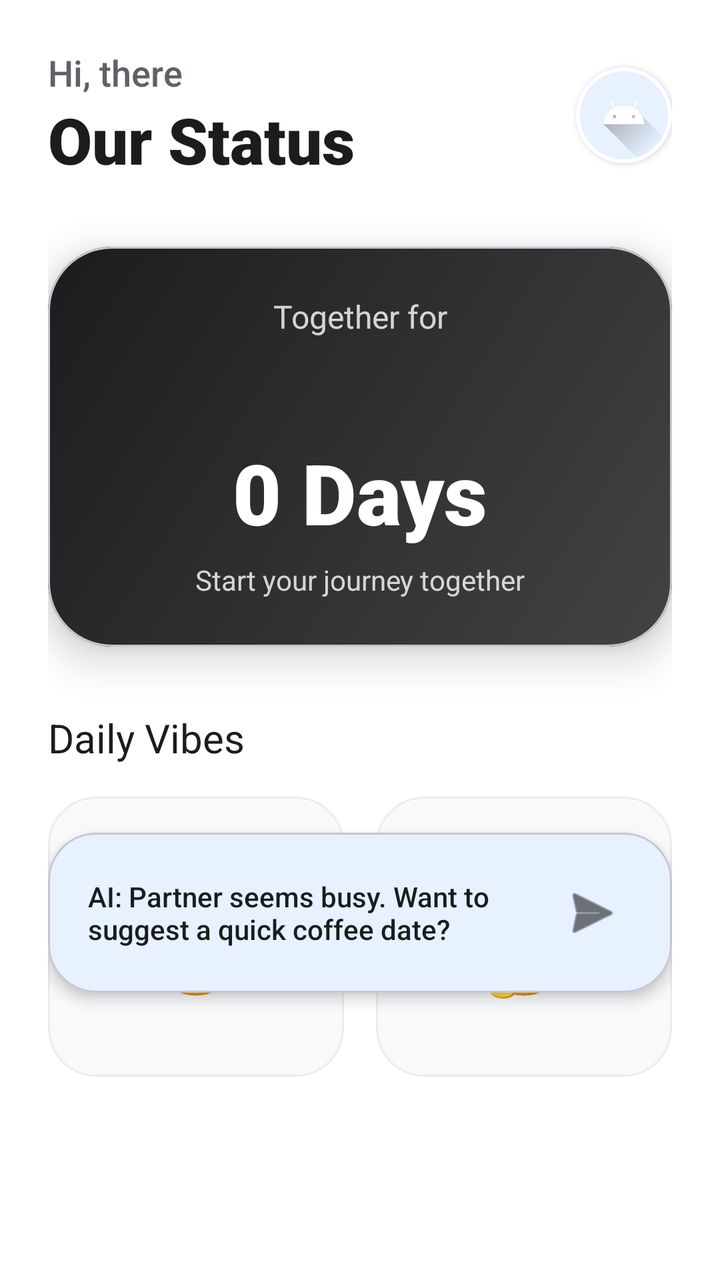
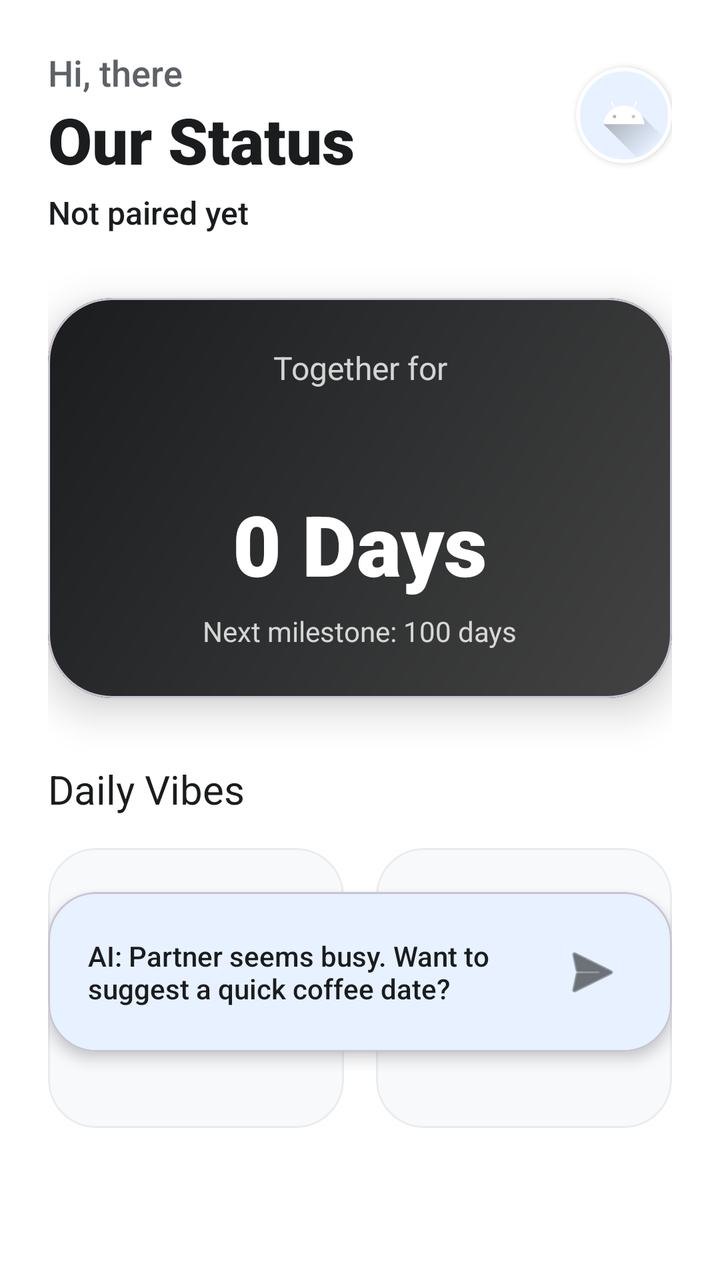

Screens rendered from an Android XML layout before and after an edit, with the pre-edit source and the edit as a unified diff.
<!-- AndroidManifest.xml: application theme Theme.Readmebot -->
<!-- res/layout/fragment_home.xml -->
<?xml version="1.0" encoding="utf-8"?>
<androidx.core.widget.NestedScrollView xmlns:android="http://schemas.android.com/apk/res/android"
    xmlns:app="http://schemas.android.com/apk/res-auto"
    xmlns:tools="http://schemas.android.com/tools"
    android:layout_width="match_parent"
    android:layout_height="match_parent"
    android:background="@color/background"
    android:clipToPadding="false"
    android:padding="24dp">

    <androidx.constraintlayout.widget.ConstraintLayout
        android:layout_width="match_parent"
        android:layout_height="wrap_content">

        
        <TextView
            android:id="@+id/tv_greeting"
            android:layout_width="wrap_content"
            android:layout_height="wrap_content"
            android:fontFamily="sans-serif-medium"
            android:text="Hi, there"
            android:textColor="@color/secondary"
            android:textSize="18sp"
            app:layout_constraintStart_toStartOf="parent"
            app:layout_constraintTop_toTopOf="parent" />

        <TextView
            android:id="@+id/tv_status_title"
            android:layout_width="wrap_content"
            android:layout_height="wrap_content"
            android:fontFamily="sans-serif-black"
            android:text="Our Status"
            android:textColor="@color/primary"
            android:textSize="32sp"
            app:layout_constraintStart_toStartOf="parent"
            app:layout_constraintTop_toBottomOf="@id/tv_greeting" />

        
        <com.google.android.material.card.MaterialCardView
            android:id="@+id/card_profile_wrapper"
            android:layout_width="48dp"
            android:layout_height="48dp"
            app:cardCornerRadius="24dp"
            app:cardElevation="2dp"
            app:strokeWidth="2dp"
            app:strokeColor="@color/white"
            app:layout_constraintEnd_toEndOf="parent"
            app:layout_constraintTop_toTopOf="@id/tv_greeting"
            app:layout_constraintBottom_toBottomOf="@id/tv_status_title">
            <ImageView
                android:id="@+id/iv_user_profile"
                android:layout_width="match_parent"
                android:layout_height="match_parent"
                android:scaleType="centerCrop"
                android:src="@drawable/ic_launcher_foreground"
                android:background="@color/accent_soft_blue"
                android:clickable="true"
                android:focusable="true" />
        </com.google.android.material.card.MaterialCardView>

        
        <com.google.android.material.card.MaterialCardView
            android:id="@+id/card_journey"
            android:layout_width="match_parent"
            android:layout_height="200dp"
            android:layout_marginTop="32dp"
            app:cardCornerRadius="32dp"
            app:cardElevation="12dp"
            app:layout_constraintTop_toBottomOf="@id/tv_status_title">

            <androidx.constraintlayout.widget.ConstraintLayout
                android:layout_width="match_parent"
                android:layout_height="match_parent"
                android:background="@drawable/bg_gradient_premium">

                <TextView
                    android:id="@+id/tv_journey_label"
                    android:layout_width="wrap_content"
                    android:layout_height="wrap_content"
                    android:layout_marginTop="24dp"
                    android:alpha="0.8"
                    android:text="Together for"
                    android:textColor="@color/white"
                    android:textSize="16sp"
                    app:layout_constraintEnd_toEndOf="parent"
                    app:layout_constraintStart_toStartOf="parent"
                    app:layout_constraintTop_toTopOf="parent" />

                <TextView
                    android:id="@+id/tv_journey_counter"
                    android:layout_width="wrap_content"
                    android:layout_height="wrap_content"
                    android:fontFamily="sans-serif-black"
                    android:text="0 Days"
                    android:textColor="@color/white"
                    android:textSize="42sp"
                    app:layout_constraintBottom_toBottomOf="parent"
                    app:layout_constraintEnd_toEndOf="parent"
                    app:layout_constraintStart_toStartOf="parent"
                    app:layout_constraintTop_toBottomOf="@id/tv_journey_label" />

                <TextView
                    android:layout_width="wrap_content"
                    android:layout_height="wrap_content"
                    android:layout_marginBottom="24dp"
                    android:alpha="0.8"
                    android:text="Start your journey together"
                    android:textColor="@color/white"
                    android:textSize="14sp"
                    app:layout_constraintBottom_toBottomOf="parent"
                    app:layout_constraintEnd_toEndOf="parent"
                    app:layout_constraintStart_toStartOf="parent" />

            </androidx.constraintlayout.widget.ConstraintLayout>
        </com.google.android.material.card.MaterialCardView>

        
        <TextView
            android:id="@+id/tv_mood_label"
            android:layout_width="wrap_content"
            android:layout_height="wrap_content"
            android:layout_marginTop="32dp"
            android:fontFamily="sans-serif-bold"
            android:text="Daily Vibes"
            android:textColor="@color/primary"
            android:textSize="20sp"
            app:layout_constraintStart_toStartOf="parent"
            app:layout_constraintTop_toBottomOf="@id/card_journey" />

        <LinearLayout
            android:layout_width="match_parent"
            android:layout_height="wrap_content"
            android:layout_marginTop="16dp"
            android:orientation="horizontal"
            app:layout_constraintTop_toBottomOf="@id/tv_mood_label">

            
            <com.google.android.material.card.MaterialCardView
                android:id="@+id/card_my_mood"
                android:layout_width="0dp"
                android:layout_height="140dp"
                android:layout_marginEnd="8dp"
                android:layout_weight="1"
                app:cardCornerRadius="24dp"
                app:cardElevation="0dp"
                app:strokeWidth="1dp"
                app:strokeColor="@color/surface_variant">
                <LinearLayout
                    android:layout_width="match_parent"
                    android:layout_height="match_parent"
                    android:gravity="center"
                    android:orientation="vertical">
                    <TextView
                        android:layout_width="wrap_content"
                        android:layout_height="wrap_content"
                        android:text="Me"
                        android:textColor="@color/secondary"
                        android:textSize="14sp" />
                    <TextView
                        android:id="@+id/tv_my_mood_emoji"
                        android:layout_width="wrap_content"
                        android:layout_height="wrap_content"
                        android:text="😊"
                        android:textSize="36sp" />
                </LinearLayout>
            </com.google.android.material.card.MaterialCardView>

            
            <com.google.android.material.card.MaterialCardView
                android:id="@+id/card_partner_mood"
                android:layout_width="0dp"
                android:layout_height="140dp"
                android:layout_marginStart="8dp"
                android:layout_weight="1"
                app:cardCornerRadius="24dp"
                app:cardElevation="0dp"
                app:strokeWidth="1dp"
                app:strokeColor="@color/surface_variant">
                <LinearLayout
                    android:layout_width="match_parent"
                    android:layout_height="match_parent"
                    android:gravity="center"
                    android:orientation="vertical">
                    <TextView
                        android:layout_width="wrap_content"
                        android:layout_height="wrap_content"
                        android:text="Partner"
                        android:textColor="@color/secondary"
                        android:textSize="14sp" />
                    <TextView
                        android:id="@+id/tv_partner_mood_emoji"
                        android:layout_width="wrap_content"
                        android:layout_height="wrap_content"
                        android:text="🤔"
                        android:textSize="36sp" />
                </LinearLayout>
            </com.google.android.material.card.MaterialCardView>
        </LinearLayout>

        
        <com.google.android.material.card.MaterialCardView
            android:id="@+id/card_ai_suggestion"
            android:layout_width="match_parent"
            android:layout_height="wrap_content"
            android:layout_marginTop="24dp"
            android:layout_marginBottom="32dp"
            app:cardCornerRadius="24dp"
            app:cardElevation="4dp"
            app:layout_constraintTop_toBottomOf="@id/tv_mood_label"
            app:layout_constraintBottom_toBottomOf="parent">
            <LinearLayout
                android:layout_width="match_parent"
                android:layout_height="wrap_content"
                android:background="@color/accent_soft_blue"
                android:padding="20dp"
                android:orientation="horizontal"
                android:gravity="center_vertical">
                <TextView
                    android:layout_width="0dp"
                    android:layout_height="wrap_content"
                    android:layout_weight="1"
                    android:text="AI: Partner seems busy. Want to suggest a quick coffee date?"
                    android:textColor="@color/primary"
                    android:fontFamily="sans-serif-medium" />
                <ImageButton
                    android:layout_width="40dp"
                    android:layout_height="40dp"
                    android:src="@android:drawable/ic_menu_send"
                    android:background="?attr/selectableItemBackgroundBorderless"
                    app:tint="@color/primary" />
            </LinearLayout>
        </com.google.android.material.card.MaterialCardView>

    </androidx.constraintlayout.widget.ConstraintLayout>
</androidx.core.widget.NestedScrollView>
<!-- resources referenced by this layout -->
<resources>
  <color name="accent_soft_blue">#E7F1FF</color>
  <color name="background">#FFFFFF</color>
  <color name="primary">#1A1C1E</color>
  <color name="secondary">#5E6267</color>
  <color name="surface_variant">#E9ECEF</color>
  <color name="white">#FFFFFFFF</color>
  <!-- drawable bg_gradient_premium (drawable) -->
  <?xml version="1.0" encoding="utf-8"?>
  <shape xmlns:android="http://schemas.android.com/apk/res/android"
      android:shape="rectangle">
      <gradient
          android:angle="135"
          android:endColor="#1A1C1E"
          android:startColor="#434343"
          android:type="linear" />
      <corners android:radius="32dp" />
  </shape>
  <!-- drawable ic_launcher_foreground (drawable) -->
  <vector xmlns:android="http://schemas.android.com/apk/res/android"
      xmlns:aapt="http://schemas.android.com/aapt"
      android:width="108dp"
      android:height="108dp"
      android:viewportWidth="108"
      android:viewportHeight="108">
      <path android:pathData="M31,63.928c0,0 6.4,-11 12.1,-13.1c7.2,-2.6 26,-1.4 26,-1.4l38.1,38.1L107,108.928l-32,-1L31,63.928z">
          <aapt:attr name="android:fillColor">
              <gradient
                  android:endX="85.84757"
                  android:endY="92.4963"
                  android:startX="42.9492"
                  android:startY="49.59793"
                  android:type="linear">
                  <item
                      android:color="#44000000"
                      android:offset="0.0" />
                  <item
                      android:color="#00000000"
                      android:offset="1.0" />
              </gradient>
          </aapt:attr>
      </path>
      <path
          android:fillColor="#FFFFFF"
          android:fillType="nonZero"
          android:pathData="M65.3,45.828l3.8,-6.6c0.2,-0.4 0.1,-0.9 -0.3,-1.1c-0.4,-0.2 -0.9,-0.1 -1.1,0.3l-3.9,6.7c-6.3,-2.8 -13.4,-2.8 -19.7,0l-3.9,-6.7c-0.2,-0.4 -0.7,-0.5 -1.1,-0.3C38.8,38.328 38.7,38.828 38.9,39.228l3.8,6.6C36.2,49.428 31.7,56.028 31,63.928h46C76.3,56.028 71.8,49.428 65.3,45.828zM43.4,57.328c-0.8,0 -1.5,-0.5 -1.8,-1.2c-0.3,-0.7 -0.1,-1.5 0.4,-2.1c0.5,-0.5 1.4,-0.7 2.1,-0.4c0.7,0.3 1.2,1 1.2,1.8C45.3,56.528 44.5,57.328 43.4,57.328L43.4,57.328zM64.6,57.328c-0.8,0 -1.5,-0.5 -1.8,-1.2s-0.1,-1.5 0.4,-2.1c0.5,-0.5 1.4,-0.7 2.1,-0.4c0.7,0.3 1.2,1 1.2,1.8C66.5,56.528 65.6,57.328 64.6,57.328L64.6,57.328z"
          android:strokeWidth="1"
          android:strokeColor="#00000000" />
  </vector>
  <style name="Theme.Readmebot" parent="Theme.Material3.DayNight.NoActionBar">
          
          <item name="colorPrimary">@color/primary</item>
          <item name="colorOnPrimary">@color/on_primary</item>
          
          
          <item name="colorSecondary">@color/secondary</item>
          
          
          <item name="android:windowBackground">@color/background</item>
          <item name="colorSurface">@color/surface</item>
          <item name="colorSurfaceVariant">@color/surface_variant</item>
  
          
          <item name="android:statusBarColor">@color/background</item>
          <item name="android:windowLightStatusBar">true</item>
          
          
          <item name="shapeAppearanceLargeComponent">@style/ShapeAppearance.Readmebot.Large</item>
          <item name="shapeAppearanceMediumComponent">@style/ShapeAppearance.Readmebot.Medium</item>
      </style>
  <color name="on_primary">#FFFFFF</color>
  <color name="surface">#F8F9FA</color>
  <style name="ShapeAppearance.Readmebot.Large" parent="ShapeAppearance.Material3.LargeComponent">
          <item name="cornerSize">32dp</item>
      </style>
  <style name="ShapeAppearance.Readmebot.Medium" parent="ShapeAppearance.Material3.MediumComponent">
          <item name="cornerSize">24dp</item>
      </style>
</resources>

<!-- the commit's change to res/layout/fragment_home.xml (unified diff, before → after) -->
@@ -34,6 +34,19 @@
             android:textSize="32sp"
             app:layout_constraintStart_toStartOf="parent"
             app:layout_constraintTop_toBottomOf="@id/tv_greeting" />
+
+        
+        <TextView
+            android:id="@+id/tv_partner_nickname"
+            android:layout_width="wrap_content"
+            android:layout_height="wrap_content"
+            android:layout_marginTop="4dp"
+            android:fontFamily="sans-serif-medium"
+            android:text="Not paired yet"
+            android:textColor="@color/primary"
+            android:textSize="16sp"
+            app:layout_constraintStart_toStartOf="parent"
+            app:layout_constraintTop_toBottomOf="@id/tv_status_title" />
 
         
         <com.google.android.material.card.MaterialCardView
@@ -66,7 +79,7 @@
             android:layout_marginTop="32dp"
             app:cardCornerRadius="32dp"
             app:cardElevation="12dp"
-            app:layout_constraintTop_toBottomOf="@id/tv_status_title">
+            app:layout_constraintTop_toBottomOf="@id/tv_partner_nickname">
 
             <androidx.constraintlayout.widget.ConstraintLayout
                 android:layout_width="match_parent"
@@ -104,7 +117,7 @@
                     android:layout_height="wrap_content"
                     android:layout_marginBottom="24dp"
                     android:alpha="0.8"
-                    android:text="Start your journey together"
+                    android:text="Next milestone: 100 days"
                     android:textColor="@color/white"
                     android:textSize="14sp"
                     app:layout_constraintBottom_toBottomOf="parent"
@@ -134,7 +147,6 @@
             android:orientation="horizontal"
             app:layout_constraintTop_toBottomOf="@id/tv_mood_label">
 
-            
             <com.google.android.material.card.MaterialCardView
                 android:id="@+id/card_my_mood"
                 android:layout_width="0dp"
@@ -165,7 +177,6 @@
                 </LinearLayout>
             </com.google.android.material.card.MaterialCardView>
 
-            
             <com.google.android.material.card.MaterialCardView
                 android:id="@+id/card_partner_mood"
                 android:layout_width="0dp"
@@ -182,6 +193,7 @@
                     android:gravity="center"
                     android:orientation="vertical">
                     <TextView
+                        android:id="@+id/tv_partner_label"
                         android:layout_width="wrap_content"
                         android:layout_height="wrap_content"
                         android:text="Partner"
@@ -202,7 +214,7 @@
             android:id="@+id/card_ai_suggestion"
             android:layout_width="match_parent"
             android:layout_height="wrap_content"
-            android:layout_marginTop="24dp"
+            android:layout_marginTop="32dp"
             android:layout_marginBottom="32dp"
             app:cardCornerRadius="24dp"
             app:cardElevation="4dp"
